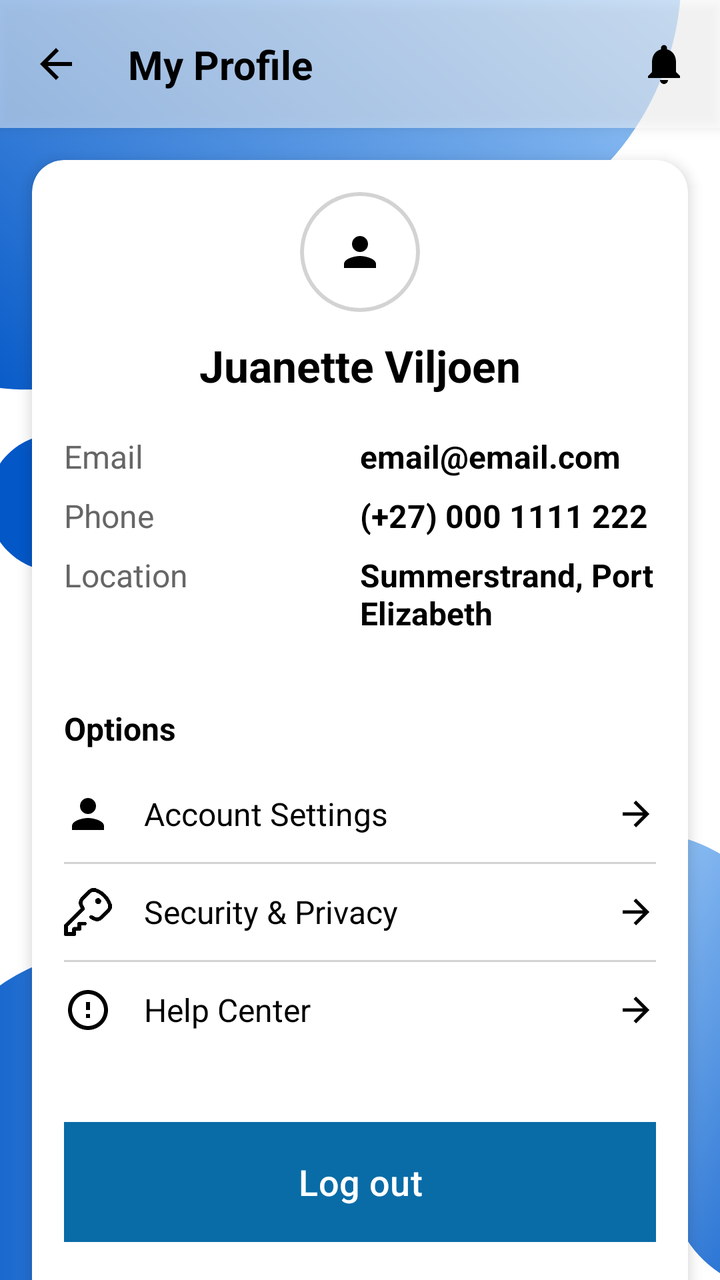
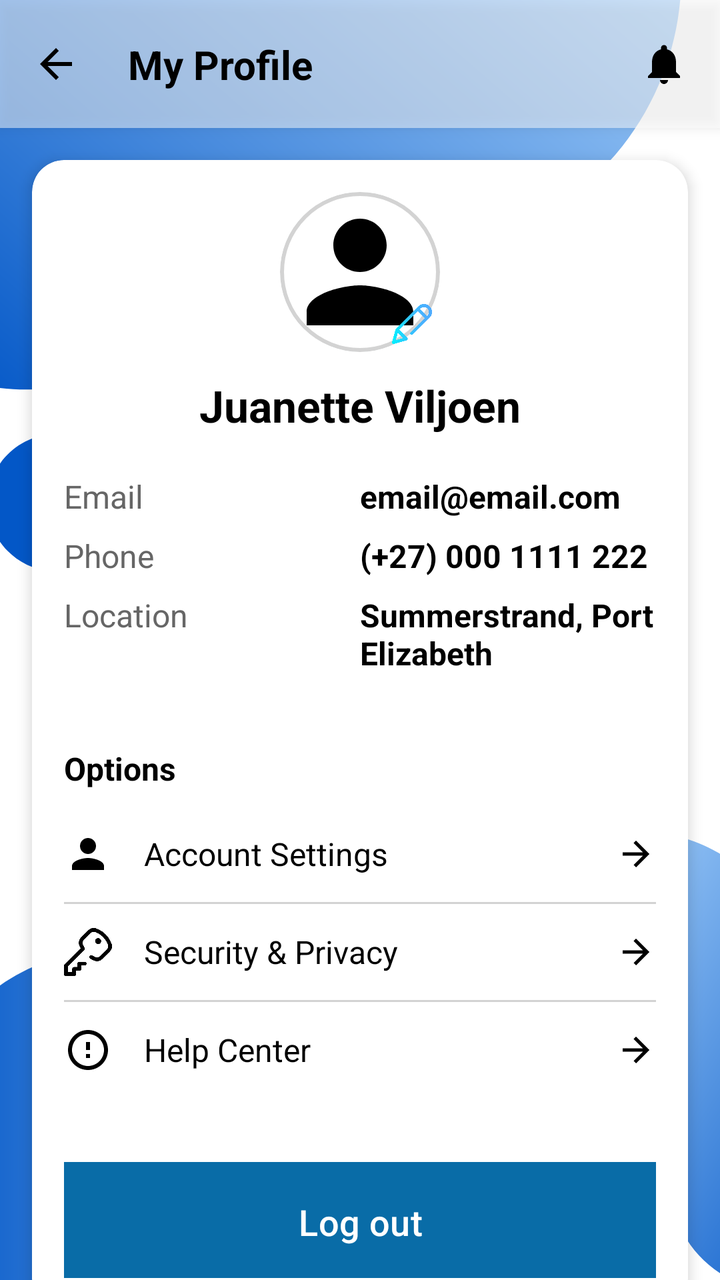

Two renders of the same Android screen: before a commit and after it. Below are the layout's source before the change and the commit's diff.
<!-- AndroidManifest.xml: application theme Theme.PoolApp -->
<!-- res/layout/po_profile.xml -->
<?xml version="1.0" encoding="utf-8"?>
<androidx.constraintlayout.widget.ConstraintLayout xmlns:android="http://schemas.android.com/apk/res/android"
    xmlns:app="http://schemas.android.com/apk/res-auto"
    xmlns:tools="http://schemas.android.com/tools"
    android:layout_width="match_parent"
    android:layout_height="match_parent"
    android:background="@drawable/bg"
    android:foregroundTint="@color/black_transparent_50"
    tools:context=".PO_Profile">

    <androidx.constraintlayout.widget.ConstraintLayout
        android:id="@+id/profile_header_banner"
        android:layout_width="match_parent"
        android:layout_height="64dp"
        android:background="@color/white_transparent_50"
        android:elevation="4dp"
        app:layout_constraintEnd_toEndOf="parent"
        app:layout_constraintStart_toStartOf="parent"
        app:layout_constraintTop_toTopOf="parent">

        <ImageButton
            android:id="@+id/btn_back"
            android:layout_width="wrap_content"
            android:layout_height="wrap_content"
            android:background="@android:color/transparent"
            android:contentDescription="Back"
            android:padding="16dp"
            android:src="@drawable/ic_arrow_back_white_24dp"
            app:layout_constraintBottom_toBottomOf="parent"
            app:layout_constraintStart_toStartOf="parent"
            app:layout_constraintTop_toTopOf="parent"
            app:tint="@color/black" />

        <TextView
            android:id="@+id/tv_header_title"
            android:layout_width="wrap_content"
            android:layout_height="wrap_content"
            android:layout_marginStart="8dp"
            android:text="My Profile"
            android:textColor="@color/black"
            android:textSize="20sp"
            android:textStyle="bold"
            app:layout_constraintBottom_toBottomOf="parent"
            app:layout_constraintStart_toEndOf="@id/btn_back"
            app:layout_constraintTop_toTopOf="parent" />

        <ImageButton
            android:id="@+id/btn_notifications"
            android:layout_width="wrap_content"
            android:layout_height="wrap_content"
            android:background="@android:color/transparent"
            android:contentDescription="Notifications"
            android:padding="16dp"
            android:src="@drawable/ic_notifications_white_24dp"
            app:layout_constraintBottom_toBottomOf="parent"
            app:layout_constraintEnd_toEndOf="parent"
            app:layout_constraintTop_toTopOf="parent"
            app:tint="@color/black" />

    </androidx.constraintlayout.widget.ConstraintLayout>

    <androidx.core.widget.NestedScrollView
        android:id="@+id/nestedScrollView"
        android:layout_width="0dp"
        android:layout_height="0dp"
        app:layout_constraintBottom_toBottomOf="parent"
        app:layout_constraintEnd_toEndOf="parent"
        app:layout_constraintStart_toStartOf="parent"
        app:layout_constraintTop_toBottomOf="@id/profile_header_banner">

        <LinearLayout
            android:layout_width="match_parent"
            android:layout_height="match_parent"
            android:gravity="center"
            android:orientation="vertical"
            android:paddingBottom="80dp">

            <androidx.cardview.widget.CardView
                android:layout_width="match_parent"
                android:layout_height="wrap_content"
                android:layout_marginHorizontal="16dp"
                android:layout_marginTop="16dp"
                android:layout_marginBottom="16dp"
                app:cardCornerRadius="16dp"
                app:cardElevation="4dp">

                <LinearLayout
                    android:layout_width="match_parent"
                    android:layout_height="575dp"
                    android:orientation="vertical"
                    android:paddingBottom="16dp">

                    <LinearLayout
                        android:layout_width="match_parent"
                        android:layout_height="wrap_content"
                        android:foregroundTint="@color/white_transparent_50"
                        android:hapticFeedbackEnabled="false"
                        android:orientation="vertical"
                        android:paddingHorizontal="16dp"
                        android:paddingTop="16dp"
                        android:paddingBottom="16dp">

                        <com.google.android.material.card.MaterialCardView
                            android:layout_width="60dp"
                            android:layout_height="60dp"
                            android:layout_gravity="center_horizontal"
                            android:layout_marginBottom="12dp"
                            app:cardCornerRadius="30dp"
                            app:cardElevation="0dp"
                            app:strokeColor="@color/grey_light"
                            app:strokeWidth="2dp">

                            <ImageView
                                android:layout_width="match_parent"
                                android:layout_height="match_parent"
                                android:background="@color/white"
                                android:contentDescription="User Profile Picture"
                                android:padding="8dp"
                                android:scaleType="centerInside"
                                android:src="@drawable/ic_profile_placeholder" />
                        </com.google.android.material.card.MaterialCardView>

                        <TextView
                            android:id="@+id/tv_user_name"
                            android:layout_width="wrap_content"
                            android:layout_height="wrap_content"
                            android:layout_gravity="center_horizontal"
                            android:layout_marginBottom="16dp"
                            android:text="Juanette Viljoen"
                            android:textColor="@color/black"
                            android:textSize="22sp"
                            android:textStyle="bold" />

                        <TableLayout
                            android:layout_width="match_parent"
                            android:layout_height="wrap_content"
                            android:stretchColumns="1">

                            <TableRow>

                                <TextView
                                    style="@style/ProfileDetailLabel"
                                    android:text="Email" />

                                <TextView
                                    android:id="@+id/tv_detail_email"
                                    style="@style/ProfileDetailValue"
                                    android:text="email@email.com" />
                            </TableRow>

                            <TableRow>

                                <TextView
                                    style="@style/ProfileDetailLabel"
                                    android:text="Phone" />

                                <TextView
                                    android:id="@+id/tv_detail_phone"
                                    style="@style/ProfileDetailValue"
                                    android:text="(+27) 000 1111 222" />
                            </TableRow>

                            <TableRow>

                                <TextView
                                    style="@style/ProfileDetailLabel"
                                    android:text="Location" />

                                <TextView
                                    android:id="@+id/tv_detail_location"
                                    style="@style/ProfileDetailValue"
                                    android:text="Summerstrand, Port Elizabeth" />
                            </TableRow>
                        </TableLayout>
                    </LinearLayout>

                    <TextView
                        android:layout_width="match_parent"
                        android:layout_height="wrap_content"
                        android:paddingStart="16dp"
                        android:paddingTop="16dp"
                        android:paddingEnd="16dp"
                        android:paddingBottom="8dp"
                        android:text="Options"
                        android:textColor="@color/black"
                        android:textSize="16sp"
                        android:textStyle="bold" />

                    <LinearLayout
                        android:layout_width="match_parent"
                        android:layout_height="wrap_content"
                        android:background="@android:color/transparent"
                        android:orientation="vertical"
                        android:paddingHorizontal="16dp">

                        <LinearLayout
                            android:id="@+id/option_account_settings"
                            android:layout_width="match_parent"
                            android:layout_height="wrap_content"
                            android:background="?attr/selectableItemBackground"
                            android:clickable="true"
                            android:focusable="true"
                            android:gravity="center_vertical"
                            android:orientation="horizontal"
                            android:paddingVertical="12dp">

                            <ImageView
                                android:id="@+id/icon_left_account"
                                android:layout_width="24dp"
                                android:layout_height="24dp"
                                android:layout_marginEnd="16dp"
                                android:contentDescription="Account Settings Icon"
                                android:src="@drawable/ic_account_settings"
                                app:tint="@color/black" />

                            <TextView
                                android:id="@+id/tv_label_account"
                                android:layout_width="0dp"
                                android:layout_height="wrap_content"
                                android:layout_weight="1"
                                android:text="Account Settings"
                                android:textColor="@color/black"
                                android:textSize="16sp" />

                            <ImageView
                                android:layout_width="20dp"
                                android:layout_height="20dp"
                                android:contentDescription="Go to"
                                android:src="@drawable/ic_arrow_forward_black_24dp"
                                app:tint="@color/black" />
                        </LinearLayout>

                        <View style="@style/DividerLine" />

                        <LinearLayout
                            android:id="@+id/option_security_privacy"
                            android:layout_width="match_parent"
                            android:layout_height="wrap_content"
                            android:background="?attr/selectableItemBackground"
                            android:clickable="true"
                            android:focusable="true"
                            android:gravity="center_vertical"
                            android:orientation="horizontal"
                            android:paddingVertical="12dp">

                            <ImageView
                                android:id="@+id/icon_left_security"
                                android:layout_width="24dp"
                                android:layout_height="24dp"
                                android:layout_marginEnd="16dp"
                                android:contentDescription="Security and Privacy Icon"
                                android:src="@drawable/password"
                                app:tint="@color/black" />

                            <TextView
                                android:id="@+id/tv_label_security"
                                android:layout_width="0dp"
                                android:layout_height="wrap_content"
                                android:layout_weight="1"
                                android:text="Security &amp; Privacy"
                                android:textColor="@color/black"
                                android:textSize="16sp" />

                            <ImageView
                                android:layout_width="20dp"
                                android:layout_height="20dp"
                                android:contentDescription="Go to"
                                android:src="@drawable/ic_arrow_forward_black_24dp"
                                app:tint="@color/black" />
                        </LinearLayout>

                        <View style="@style/DividerLine" />

                        <LinearLayout
                            android:id="@+id/option_help_center"
                            android:layout_width="match_parent"
                            android:layout_height="wrap_content"
                            android:background="?attr/selectableItemBackground"
                            android:clickable="true"
                            android:focusable="true"
                            android:gravity="center_vertical"
                            android:orientation="horizontal"
                            android:paddingVertical="12dp">

                            <ImageView
                                android:id="@+id/icon_left_help"
                                android:layout_width="24dp"
                                android:layout_height="24dp"
                                android:layout_marginEnd="16dp"
                                android:contentDescription="Help Center Icon"
                                android:src="@drawable/ic_help_center"
                                app:tint="@color/black" />

                            <TextView
                                android:id="@+id/tv_label_help"
                                android:layout_width="0dp"
                                android:layout_height="wrap_content"
                                android:layout_weight="1"
                                android:text="Help Center"
                                android:textColor="@color/black"
                                android:textSize="16sp" />

                            <ImageView
                                android:layout_width="20dp"
                                android:layout_height="20dp"
                                android:contentDescription="Go to"
                                android:src="@drawable/ic_arrow_forward_black_24dp"
                                app:tint="@color/black" />
                        </LinearLayout>

                    </LinearLayout>

                    <com.google.android.material.button.MaterialButton
                        android:id="@+id/btn_logout"
                        android:layout_width="match_parent"
                        android:layout_height="60dp"
                        android:layout_marginHorizontal="16dp"
                        android:layout_marginTop="32dp"
                        android:text="Log out"
                        android:textAllCaps="false"
                        android:textSize="18sp"
                        android:background="@color/PrimaryColour"
                        app:cornerRadius="8dp" />

                </LinearLayout>
            </androidx.cardview.widget.CardView>
        </LinearLayout>
    </androidx.core.widget.NestedScrollView>

</androidx.constraintlayout.widget.ConstraintLayout>
<!-- resources referenced by this layout -->
<resources>
  <color name="PrimaryColour">#096ca7</color>
  <color name="black">#FF000000</color>
  <color name="black_transparent_50">#80000000</color>
  <color name="grey_light">#D3D3D3</color>
  <color name="white">#FFFFFFFF</color>
  <color name="white_transparent_50">#80FFFFFF</color>
  <!-- drawable ic_account_settings (drawable) -->
  <vector xmlns:android="http://schemas.android.com/apk/res/android"
      android:width="24dp"
      android:height="24dp"
      android:viewportWidth="24"
      android:viewportHeight="24"
      android:tint="#000000">
      <path
          android:fillColor="@android:color/black"
          android:pathData="M12 12c2.21 0 4-1.79 4-4s-1.79-4-4-4-4 1.79-4 4 1.79 4 4 4zm0 2c-2.67 0-8 1.34-8 4v2h16v-2c0-2.66-5.33-4-8-4z"/>
  </vector>
  <!-- drawable ic_arrow_back_white_24dp (drawable) -->
  <vector xmlns:android="http://schemas.android.com/apk/res/android"
      android:width="24dp"
      android:height="24dp"
      android:viewportWidth="24"
      android:viewportHeight="24"
      android:tint="#FFFFFF"> <path
      android:fillColor="@android:color/white"
      android:pathData="M20,11L7.83,11l5.59,-5.59L12,4L4,12l8,8 1.41,-1.41L7.83,13L20,13z"/>
  </vector>
  <!-- drawable ic_arrow_forward_black_24dp (drawable) -->
  <vector xmlns:android="http://schemas.android.com/apk/res/android"
      android:width="24dp"
      android:height="24dp"
      android:viewportWidth="24"
      android:viewportHeight="24"
      android:tint="#000000"> <path
      android:fillColor="@android:color/black"
      android:pathData="M12,4l-1.41,1.41L16.17,11H4v2h12.17l-5.58,5.59L12,20l8,-8z"/>
  </vector>
  <!-- drawable ic_help_center (drawable) -->
  <vector xmlns:android="http://schemas.android.com/apk/res/android"
      android:width="24dp"
      android:height="24dp"
      android:viewportWidth="24"
      android:viewportHeight="24"
      android:tint="#000000">
      <path
          android:fillColor="@android:color/black"
          android:pathData="M12 2C6.48 2 2 6.48 2 12s4.48 10 10 10 10-4.48 10-10S17.52 2 12 2zm0 18c-4.41 0-8-3.59-8-8s3.59-8 8-8 8 3.59 8 8-3.59 8-8 8zm-1-4h2v-2h-2v2zm0-4h2V8h-2v4z"/>
  </vector>
  <!-- drawable ic_profile_placeholder (drawable) -->
  <vector android:height="24dp" android:tint="#000000"
      android:viewportHeight="24" android:viewportWidth="24"
      android:width="24dp" xmlns:android="http://schemas.android.com/apk/res/android">
      <path android:fillColor="@android:color/white" android:pathData="M12,12c2.21,0 4,-1.79 4,-4s-1.79,-4 -4,-4 -4,1.79 -4,4 1.79,4 4,4zM12,14c-2.67,0 -8,1.34 -8,4v2h16v-2c0,-2.66 -5.33,-4 -8,-4z"/>
  </vector>
  <style name="DividerLine">
          <item name="android:layout_width">match_parent</item>
          <item name="android:layout_height">1dp</item>
          <item name="android:background">@color/grey_light</item>
      </style>
  <style name="ProfileDetailLabel">
          <item name="android:layout_width">0dp</item>
          <item name="android:layout_height">wrap_content</item>
          <item name="android:layout_weight">1</item>
          <item name="android:textSize">16sp</item>
          <item name="android:textColor">@color/grey_dark</item>
          <item name="android:paddingVertical">4dp</item>
      </style>
  <style name="ProfileDetailValue" parent="ProfileDetailLabel">
          <item name="android:textColor">@color/black</item>
          <item name="android:textStyle">bold</item>
      </style>
  <color name="grey_dark">#666666</color>
  <color name="colorPrimary">#096ca7</color>
  <color name="colorPrimaryVariant">#034b75</color>
  <color name="colorOnPrimary">#FFFFFF</color>
  <color name="colorSecondary">#0A57FF</color>
  <color name="colorOnSecondary">#FFFFFF</color>
  <color name="colorSurface">#FFFFFF</color>
  <color name="colorOnSurface">#1C1B1F</color>
  <!-- unchanged entries left out for length: 4 -->
</resources>

<!-- the commit's change to res/layout/po_profile.xml (unified diff, before → after) -->
@@ -100,25 +100,42 @@
                         android:paddingTop="16dp"
                         android:paddingBottom="16dp">
 
-                        <com.google.android.material.card.MaterialCardView
-                            android:layout_width="60dp"
-                            android:layout_height="60dp"
+                        <FrameLayout
+                            android:id="@+id/fl_profile_photo_container"
+                            android:layout_width="80dp"  android:layout_height="80dp"
                             android:layout_gravity="center_horizontal"
-                            android:layout_marginBottom="12dp"
-                            app:cardCornerRadius="30dp"
-                            app:cardElevation="0dp"
-                            app:strokeColor="@color/grey_light"
-                            app:strokeWidth="2dp">
-
-                            <ImageView
+                            android:layout_marginBottom="12dp">
+
+                            <com.google.android.material.card.MaterialCardView
                                 android:layout_width="match_parent"
                                 android:layout_height="match_parent"
-                                android:background="@color/white"
-                                android:contentDescription="User Profile Picture"
-                                android:padding="8dp"
+                                app:cardCornerRadius="40dp" app:cardElevation="0dp"
+                                app:strokeColor="@color/grey_light"
+                                app:strokeWidth="2dp">
+
+                                <ImageView
+                                    android:id="@+id/iv_profile_picture"
+                                    android:layout_width="match_parent"
+                                    android:layout_height="match_parent"
+                                    android:background="@color/white"
+                                    android:contentDescription="User Profile Picture"
+                                    android:scaleType="centerCrop"  android:src="@drawable/ic_profile_placeholder" />
+
+                            </com.google.android.material.card.MaterialCardView>
+
+                            <ImageButton
+                                android:id="@+id/btn_edit_profile_photo"
+                                android:layout_width="28dp"
+                                android:layout_height="28dp"
+                                android:layout_gravity="bottom|end"
+                                android:background="@null" android:elevation="4dp"
+                                android:src="@drawable/edit"
+                                android:contentDescription="Edit Profile Photo"
                                 android:scaleType="centerInside"
-                                android:src="@drawable/ic_profile_placeholder" />
-                        </com.google.android.material.card.MaterialCardView>
+                                android:padding="4dp"
+                       />
+
+                        </FrameLayout>
 
                         <TextView
                             android:id="@+id/tv_user_name"
<!-- resource entries referenced after the edit -->
@@ -6,6 +6,7 @@
   <color name="grey_light">#D3D3D3</color>
   <color name="white">#FFFFFFFF</color>
   <color name="white_transparent_50">#80FFFFFF</color>
+  <!-- drawable edit: png bitmap (drawable, 18851 bytes) -->
   <!-- drawable ic_account_settings (drawable) -->
   <vector xmlns:android="http://schemas.android.com/apk/res/android"
       android:width="24dp"
